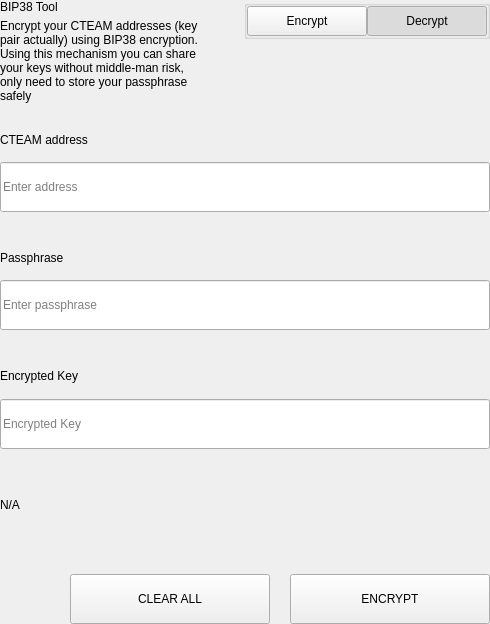
Before: the Qt Designer form src/qt/settings/forms/bittoolwidget.ui in OrganicLifeCoin/OrganLife-Core, drawn with Qt 5.
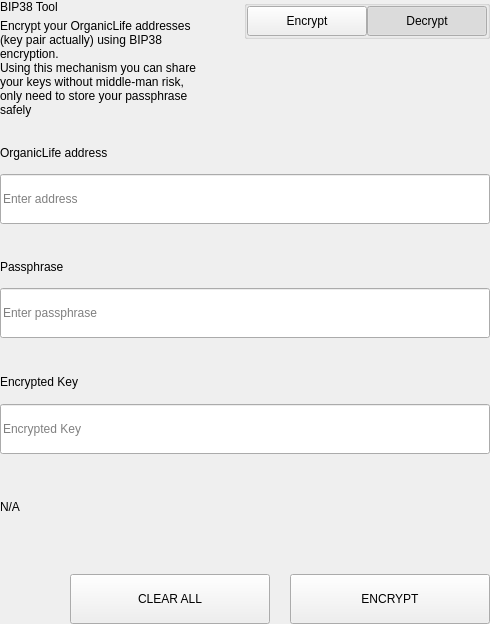
After: the same form once the commit is applied.

Commit message: Phase 2: rebrand CTEAM/pivx -> OrganicLife Coin (OLC); rename binaries and sources

What changed in the file:
```diff
--- a/src/qt/settings/forms/bittoolwidget.ui
+++ b/src/qt/settings/forms/bittoolwidget.ui
@@ -69,7 +69,7 @@
             <item>
              <widget class="QLabel" name="labelSubtitle1">
               <property name="text">
-               <string>Encrypt your CTEAM addresses (key pair actually) using BIP38 encryption.
+               <string>Encrypt your OrganicLife addresses (key pair actually) using BIP38 encryption.
 Using this mechanism you can share your keys without middle-man risk, only need to store your passphrase safely</string>
               </property>
               <property name="wordWrap">
@@ -657,7 +657,7 @@
                   </size>
                  </property>
                  <property name="text">
-                  <string>CTEAM address</string>
+                  <string>OrganicLife address</string>
                  </property>
                 </widget>
                </item>
```
The commit also changes 505 other files.
